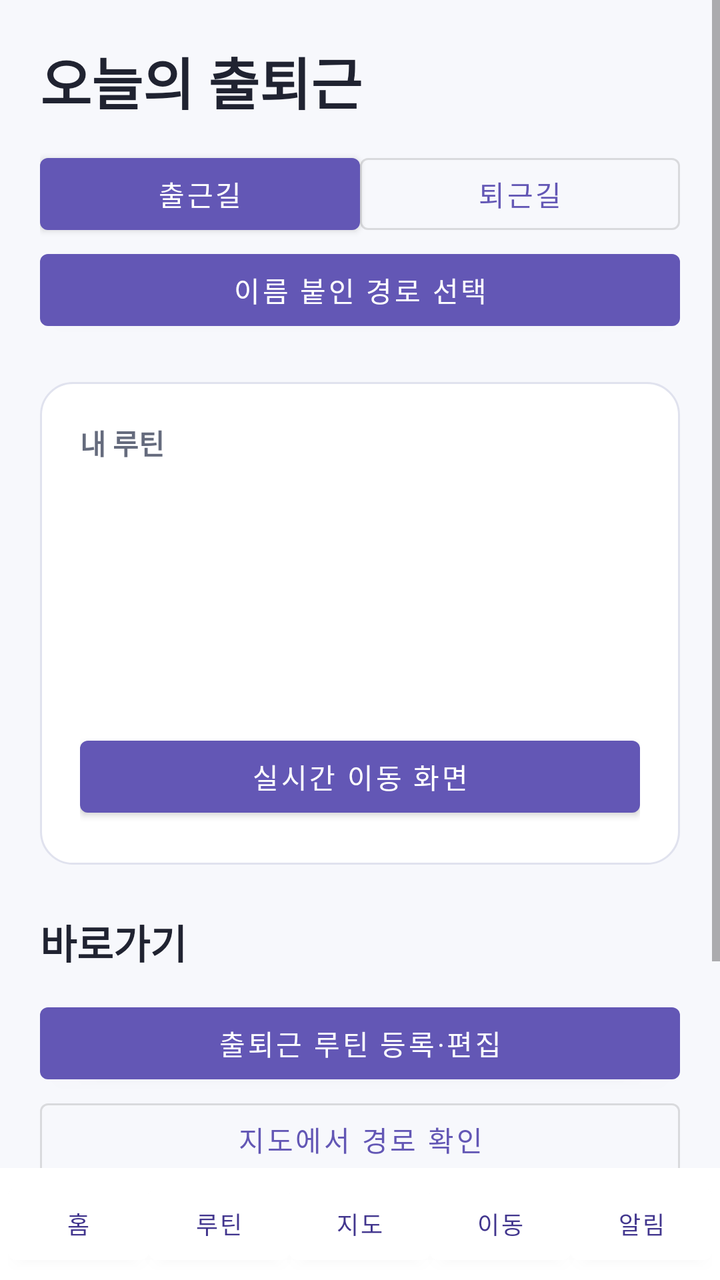
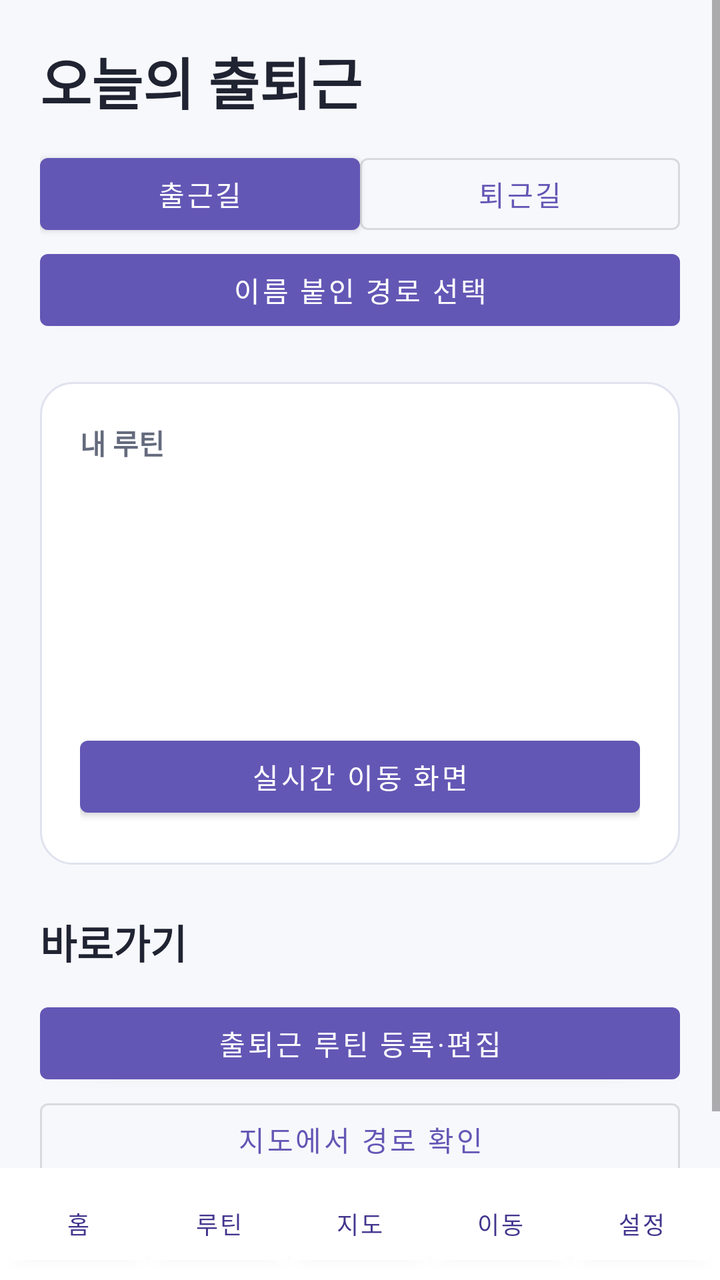

Before-and-after screenshots of an Android layout around one commit, followed by the original layout XML and the change that was made.
<!-- AndroidManifest.xml: application theme Theme.MyCommute -->
<!-- res/layout/activity_main.xml -->
<?xml version="1.0" encoding="utf-8"?>
<LinearLayout xmlns:android="http://schemas.android.com/apk/res/android"
    android:layout_width="match_parent" android:layout_height="match_parent" android:orientation="vertical">
    <ScrollView android:layout_width="match_parent" android:layout_height="0dp" android:layout_weight="1">
        <LinearLayout android:layout_width="match_parent" android:layout_height="wrap_content"
            android:padding="20dp" android:orientation="vertical">
            <TextView android:layout_width="match_parent" android:layout_height="wrap_content" android:text="오늘의 출퇴근"
                android:textSize="28sp" android:textStyle="bold" android:textColor="@color/text_primary"/>
            <LinearLayout android:layout_width="match_parent" android:layout_height="wrap_content"
                android:orientation="horizontal" android:layout_marginTop="12dp">
                <com.google.android.material.button.MaterialButton android:id="@+id/homeOutbound"
                    android:layout_width="0dp" android:layout_weight="1" android:layout_height="wrap_content"
                    android:text="출근길"/>
                <com.google.android.material.button.MaterialButton android:id="@+id/homeReturn"
                    android:layout_width="0dp" android:layout_weight="1" android:layout_height="wrap_content"
                    android:text="퇴근길" style="@style/Widget.MaterialComponents.Button.OutlinedButton"/>
            </LinearLayout>
            <Button android:id="@+id/btnSelectRoutine" android:layout_width="match_parent"
                android:layout_height="wrap_content" android:text="이름 붙인 경로 선택"/>
            <TextView android:id="@+id/mainGreeting" android:layout_width="match_parent" android:layout_height="wrap_content"
                android:layout_marginTop="6dp" android:text="" android:visibility="gone" android:textColor="@color/text_secondary"/>
            <LinearLayout android:layout_width="match_parent" android:layout_height="wrap_content"
                android:layout_marginTop="22dp" android:padding="20dp" android:background="@drawable/bg_card" android:orientation="vertical">
                <TextView style="@style/Text.Label" android:layout_width="match_parent" android:layout_height="wrap_content" android:text="내 루틴"/>
                <TextView android:id="@+id/mainRoute" android:layout_width="match_parent" android:layout_height="wrap_content"
                    android:layout_marginTop="10dp" android:textSize="21sp" android:textStyle="bold" android:textColor="@color/text_primary"/>
                <TextView android:id="@+id/mainTime" android:layout_width="match_parent" android:layout_height="wrap_content"
                    android:layout_marginTop="8dp" android:textSize="15sp" android:textColor="@color/text_secondary"/>
                <TextView android:id="@+id/mainWeather" android:layout_width="match_parent" android:layout_height="wrap_content"
                    android:layout_marginTop="10dp" android:textSize="14sp" android:textColor="@color/warning"/>
                <TextView android:id="@+id/mainTransit" android:layout_width="match_parent" android:layout_height="wrap_content"
                    android:layout_marginTop="6dp" android:textColor="@color/text_secondary"/>
                <com.google.android.material.button.MaterialButton android:id="@+id/btnGoTracking" android:layout_width="match_parent"
                    android:layout_height="wrap_content" android:layout_marginTop="12dp" android:text="실시간 이동 화면"/>
            </LinearLayout>
            <TextView style="@style/Text.Section" android:layout_width="match_parent" android:layout_height="wrap_content"
                android:layout_marginTop="24dp" android:text="바로가기"/>
            <com.google.android.material.button.MaterialButton android:id="@+id/btnGoCustom" android:layout_width="match_parent"
                android:layout_height="wrap_content" android:layout_marginTop="12dp" android:text="출퇴근 루틴 등록·편집"/>
            <com.google.android.material.button.MaterialButton android:id="@+id/btnGoMap" android:layout_width="match_parent"
                android:layout_height="wrap_content" android:text="지도에서 경로 확인"
                style="@style/Widget.MaterialComponents.Button.OutlinedButton"/>
            <com.google.android.material.button.MaterialButton android:id="@+id/btnGoLogs" android:layout_width="match_parent"
                android:layout_height="wrap_content" android:text="알림 로그 확인"
                style="@style/Widget.MaterialComponents.Button.OutlinedButton"/>
            <com.google.android.material.button.MaterialButton android:id="@+id/btnSignOut" android:layout_width="wrap_content"
                android:layout_height="wrap_content" android:layout_gravity="end" android:text="로그아웃"
                style="@style/Widget.MaterialComponents.Button.TextButton"/>
        </LinearLayout>
    </ScrollView>
    <include layout="@layout/view_bottom_nav"/>
</LinearLayout>
<!-- res/layout/view_bottom_nav.xml (included above) -->
<?xml version="1.0" encoding="utf-8"?>
<LinearLayout xmlns:android="http://schemas.android.com/apk/res/android"
    android:id="@+id/bottomNav" android:layout_width="match_parent" android:layout_height="wrap_content"
    android:padding="4dp" android:background="@color/surface" android:orientation="horizontal">
    <Button android:id="@+id/navHome" android:layout_width="0dp" android:layout_weight="1" android:layout_height="48dp"
        android:backgroundTint="@color/surface" android:textColor="@color/primary_dark" android:textSize="12sp" android:text="홈" />
    <Button android:id="@+id/navCustom" android:layout_width="0dp" android:layout_weight="1" android:layout_height="48dp"
        android:backgroundTint="@color/surface" android:textColor="@color/primary_dark" android:textSize="12sp" android:text="루틴" />
    <Button android:id="@+id/navMap" android:layout_width="0dp" android:layout_weight="1" android:layout_height="48dp"
        android:backgroundTint="@color/surface" android:textColor="@color/primary_dark" android:textSize="12sp" android:text="지도" />
    <Button android:id="@+id/navTracking" android:layout_width="0dp" android:layout_weight="1" android:layout_height="48dp"
        android:backgroundTint="@color/surface" android:textColor="@color/primary_dark" android:textSize="12sp" android:text="이동" />
    <Button android:id="@+id/navLogs" android:layout_width="0dp" android:layout_weight="1" android:layout_height="48dp"
        android:backgroundTint="@color/surface" android:textColor="@color/primary_dark" android:textSize="12sp" android:text="알림" />
</LinearLayout>
<!-- resources referenced by this layout -->
<resources>
  <color name="primary_dark">#42368E</color>
  <color name="surface">#FFFFFF</color>
  <color name="text_primary">#202331</color>
  <color name="text_secondary">#656B7D</color>
  <color name="warning">#C16E1B</color>
  <!-- drawable bg_card (drawable) -->
  <shape xmlns:android="http://schemas.android.com/apk/res/android">
      <solid android:color="@color/surface" />
      <corners android:radius="16dp" />
      <stroke android:width="1dp" android:color="@color/border" />
  </shape>
  <style name="Text.Label" parent="">
          <item name="android:textSize">14sp</item>
          <item name="android:textStyle">bold</item>
          <item name="android:textColor">@color/text_secondary</item>
      </style>
  <style name="Text.Section" parent="">
          <item name="android:textSize">20sp</item>
          <item name="android:textStyle">bold</item>
          <item name="android:textColor">@color/text_primary</item>
      </style>
  <style name="Theme.MyCommute" parent="Theme.MaterialComponents.DayNight.NoActionBar">
          <item name="colorPrimary">@color/primary</item>
          <item name="colorPrimaryVariant">@color/primary_dark</item>
          <item name="colorOnPrimary">@android:color/white</item>
          <item name="android:statusBarColor">@color/primary_dark</item>
          <item name="android:navigationBarColor">@color/background</item>
          <item name="android:windowBackground">@color/background</item>
          <item name="fontFamily">sans</item>
      </style>
  <color name="border">#E0E2EE</color>
  <color name="primary">#6357B5</color>
  <color name="background">#F7F8FC</color>
</resources>

<!-- the commit's change to res/layout/activity_main.xml (unified diff, before → after) -->
@@ -40,10 +40,10 @@
             <com.google.android.material.button.MaterialButton android:id="@+id/btnGoMap" android:layout_width="match_parent"
                 android:layout_height="wrap_content" android:text="지도에서 경로 확인"
                 style="@style/Widget.MaterialComponents.Button.OutlinedButton"/>
-            <com.google.android.material.button.MaterialButton android:id="@+id/btnGoLogs" android:layout_width="match_parent"
+            <com.google.android.material.button.MaterialButton android:id="@+id/btnGoLogs" android:visibility="gone" android:layout_width="match_parent"
                 android:layout_height="wrap_content" android:text="알림 로그 확인"
                 style="@style/Widget.MaterialComponents.Button.OutlinedButton"/>
-            <com.google.android.material.button.MaterialButton android:id="@+id/btnSignOut" android:layout_width="wrap_content"
+            <com.google.android.material.button.MaterialButton android:id="@+id/btnSignOut" android:visibility="gone" android:layout_width="wrap_content"
                 android:layout_height="wrap_content" android:layout_gravity="end" android:text="로그아웃"
                 style="@style/Widget.MaterialComponents.Button.TextButton"/>
         </LinearLayout>
@@ -63,6 +63,6 @@
         android:backgroundTint="@color/surface" android:textColor="@color/primary_dark" android:textSize="12sp" android:text="지도" />
     <Button android:id="@+id/navTracking" android:layout_width="0dp" android:layout_weight="1" android:layout_height="48dp"
         android:backgroundTint="@color/surface" android:textColor="@color/primary_dark" android:textSize="12sp" android:text="이동" />
-    <Button android:id="@+id/navLogs" android:layout_width="0dp" android:layout_weight="1" android:layout_height="48dp"
-        android:backgroundTint="@color/surface" android:textColor="@color/primary_dark" android:textSize="12sp" android:text="알림" />
+    <Button android:id="@+id/navSettings" android:layout_width="0dp" android:layout_weight="1" android:layout_height="48dp"
+        android:backgroundTint="@color/surface" android:textColor="@color/primary_dark" android:textSize="12sp" android:text="설정" />
 </LinearLayout>
